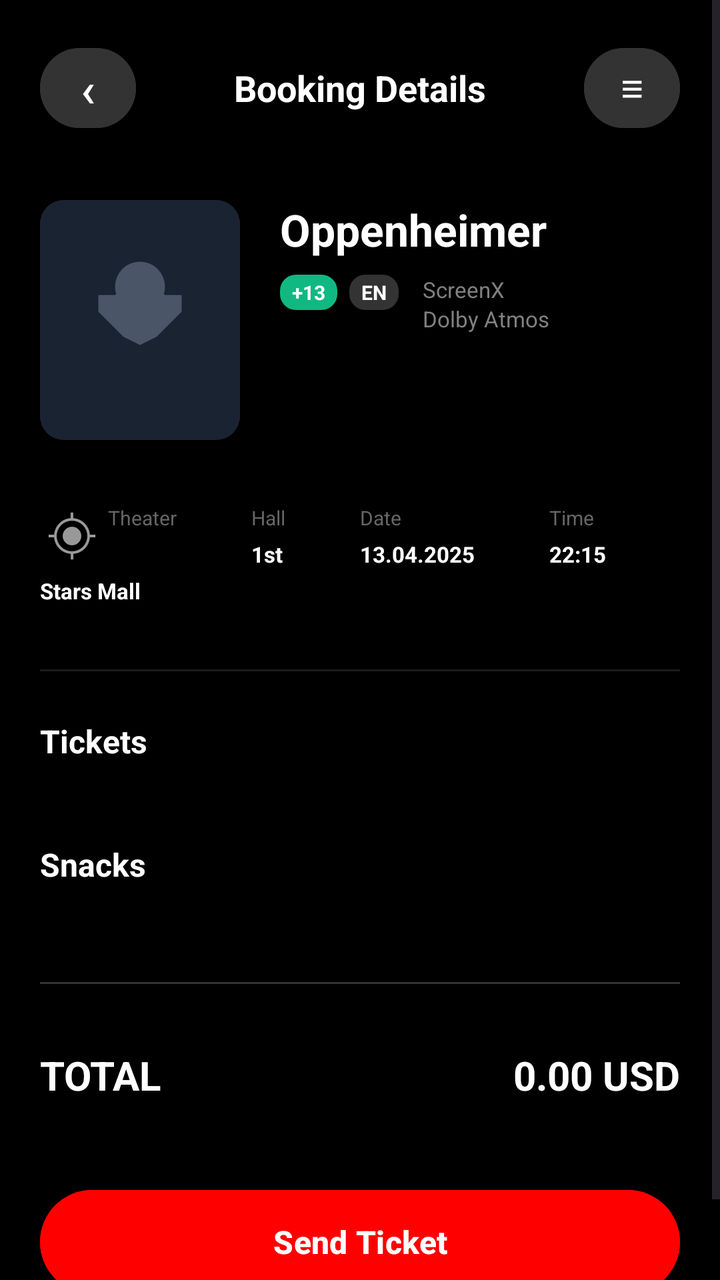
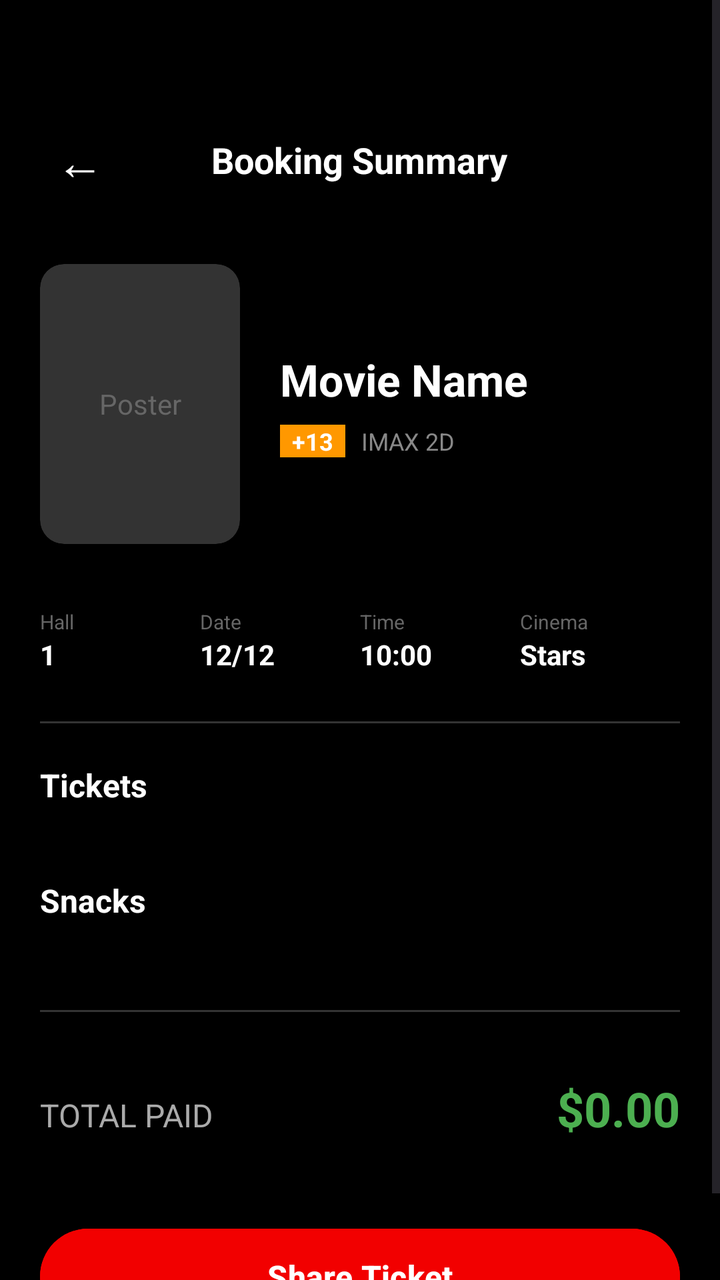

An Android layout rendered at two revisions. The XML below is the earlier revision; the diff shows what the commit changed to produce the second picture.
<!-- AndroidManifest.xml: activity theme Theme.CineFAST -->
<!-- res/layout/activity_ticket_summary.xml -->
<?xml version="1.0" encoding="utf-8"?>
<ScrollView xmlns:android="http://schemas.android.com/apk/res/android"
    xmlns:app="http://schemas.android.com/apk/res-auto"
    android:layout_width="match_parent"
    android:layout_height="match_parent"
    android:background="#000000"
    android:fillViewport="true">

    <LinearLayout
        android:layout_width="match_parent"
        android:layout_height="wrap_content"
        android:orientation="vertical"
        android:padding="20dp">

        
        <RelativeLayout
            android:layout_width="match_parent"
            android:layout_height="wrap_content"
            android:layout_marginBottom="32dp">

            <Button
                android:id="@+id/btnSummaryBack"
                android:layout_width="48dp"
                android:layout_height="48dp"
                android:backgroundTint="#333333"
                android:text="‹"
                android:textColor="#FFFFFF"
                android:textSize="24sp"
                app:cornerRadius="24dp"
                android:padding="0dp"
                android:gravity="center" />

            <TextView
                android:layout_width="wrap_content"
                android:layout_height="wrap_content"
                android:layout_centerInParent="true"
                android:text="Booking Details"
                android:textColor="#FFFFFF"
                android:textSize="18sp"
                android:textStyle="bold" />

            <Button
                android:layout_width="48dp"
                android:layout_height="48dp"
                android:layout_alignParentEnd="true"
                android:backgroundTint="#333333"
                android:text="≡"
                android:textColor="#FFFFFF"
                android:textSize="20sp"
                app:cornerRadius="24dp"
                android:padding="0dp" />
        </RelativeLayout>

        
        <LinearLayout
            android:layout_width="match_parent"
            android:layout_height="wrap_content"
            android:orientation="horizontal"
            android:layout_marginBottom="32dp">

            <androidx.cardview.widget.CardView
                android:layout_width="100dp"
                android:layout_height="120dp"
                app:cardCornerRadius="12dp"
                app:cardBackgroundColor="#2b334a"
                app:cardElevation="0dp">
                <ImageView
                    android:id="@+id/imgFinalPoster"
                    android:layout_width="match_parent"
                    android:layout_height="match_parent"
                    android:scaleType="centerCrop"
                    android:src="@drawable/poster_dark_knight" />
            </androidx.cardview.widget.CardView>

            <LinearLayout
                android:layout_width="wrap_content"
                android:layout_height="wrap_content"
                android:orientation="vertical"
                android:layout_marginStart="20dp">

                <TextView
                    android:id="@+id/tvFinalMovieName"
                    android:layout_width="wrap_content"
                    android:layout_height="wrap_content"
                    android:text="Oppenheimer"
                    android:textColor="#FFFFFF"
                    android:textSize="22sp"
                    android:textStyle="bold" />

                <LinearLayout
                    android:layout_width="wrap_content"
                    android:layout_height="wrap_content"
                    android:orientation="horizontal"
                    android:layout_marginTop="8dp">

                    <TextView
                        android:layout_width="wrap_content"
                        android:layout_height="wrap_content"
                        android:backgroundTint="#10b981"
                        android:background="@drawable/snack_minus_bg"
                        android:paddingHorizontal="6dp"
                        android:paddingVertical="2dp"
                        android:text="+13"
                        android:textColor="#FFFFFF"
                        android:textSize="10sp"
                        android:textStyle="bold"
                        android:layout_marginEnd="6dp" />

                    <TextView
                        android:layout_width="wrap_content"
                        android:layout_height="wrap_content"
                        android:backgroundTint="#333333"
                        android:background="@drawable/snack_minus_bg"
                        android:paddingHorizontal="6dp"
                        android:paddingVertical="2dp"
                        android:text="EN"
                        android:textColor="#FFFFFF"
                        android:textSize="10sp"
                        android:textStyle="bold"
                        android:layout_marginEnd="12dp" />

                    <LinearLayout
                        android:layout_width="wrap_content"
                        android:layout_height="wrap_content"
                        android:orientation="vertical">
                        <TextView
                            android:layout_width="wrap_content"
                            android:layout_height="wrap_content"
                            android:text="ScreenX"
                            android:textColor="#808080"
                            android:textSize="11sp" />
                        <TextView
                            android:layout_width="wrap_content"
                            android:layout_height="wrap_content"
                            android:text="Dolby Atmos"
                            android:textColor="#808080"
                            android:textSize="11sp" />
                    </LinearLayout>
                </LinearLayout>

            </LinearLayout>
        </LinearLayout>

        
        <GridLayout
            android:layout_width="match_parent"
            android:layout_height="wrap_content"
            android:columnCount="4"
            android:layout_marginBottom="32dp">

            <LinearLayout android:orientation="vertical" android:layout_columnWeight="1">
                <TextView android:text="Theater" android:textColor="#666666" android:textSize="10sp" android:layout_width="wrap_content" android:layout_height="wrap_content" android:drawableStart="@android:drawable/ic_menu_mylocation" android:drawablePadding="2dp" />
                <TextView android:text="Stars Mall" android:textColor="#FFFFFF" android:textSize="11sp" android:textStyle="bold" android:layout_width="wrap_content" android:layout_height="wrap_content" android:layout_marginTop="4dp" />
            </LinearLayout>

            <LinearLayout android:orientation="vertical" android:layout_columnWeight="1">
                <TextView android:text="Hall" android:textColor="#666666" android:textSize="10sp" android:layout_width="wrap_content" android:layout_height="wrap_content" />
                <TextView android:text="1st" android:textColor="#FFFFFF" android:textSize="11sp" android:textStyle="bold" android:layout_width="wrap_content" android:layout_height="wrap_content" android:layout_marginTop="4dp" />
            </LinearLayout>

            <LinearLayout android:orientation="vertical" android:layout_columnWeight="1">
                <TextView android:text="Date" android:textColor="#666666" android:textSize="10sp" android:layout_width="wrap_content" android:layout_height="wrap_content" />
                <TextView android:text="13.04.2025" android:textColor="#FFFFFF" android:textSize="11sp" android:textStyle="bold" android:layout_width="wrap_content" android:layout_height="wrap_content" android:layout_marginTop="4dp" />
            </LinearLayout>

            <LinearLayout android:orientation="vertical" android:layout_columnWeight="1">
                <TextView android:text="Time" android:textColor="#666666" android:textSize="10sp" android:layout_width="wrap_content" android:layout_height="wrap_content" />
                <TextView android:text="22:15" android:textColor="#FFFFFF" android:textSize="11sp" android:textStyle="bold" android:layout_width="wrap_content" android:layout_height="wrap_content" android:layout_marginTop="4dp" />
            </LinearLayout>
        </GridLayout>

        <View
            android:layout_width="match_parent"
            android:layout_height="1dp"
            android:background="#1A1A1A"
            android:layout_marginBottom="24dp" />

        
        <TextView
            android:layout_width="wrap_content"
            android:layout_height="wrap_content"
            android:text="Tickets"
            android:textColor="#FFFFFF"
            android:textSize="16sp"
            android:textStyle="bold"
            android:layout_marginBottom="16dp" />

        <LinearLayout
            android:id="@+id/llTicketsContainer"
            android:layout_width="match_parent"
            android:layout_height="wrap_content"
            android:orientation="vertical"
            android:layout_marginBottom="24dp" />

        
        <TextView
            android:layout_width="wrap_content"
            android:layout_height="wrap_content"
            android:text="Snacks"
            android:textColor="#FFFFFF"
            android:textSize="16sp"
            android:textStyle="bold"
            android:layout_marginBottom="16dp" />

        <LinearLayout
            android:id="@+id/llSnacksContainer"
            android:layout_width="match_parent"
            android:layout_height="wrap_content"
            android:orientation="vertical"
            android:layout_marginBottom="32dp" />

        <View
            android:layout_width="match_parent"
            android:layout_height="1dp"
            android:background="#333333"
            android:layout_marginBottom="32dp" />

        
        <LinearLayout
            android:layout_width="match_parent"
            android:layout_height="wrap_content"
            android:orientation="horizontal">
            <TextView
                android:layout_width="0dp"
                android:layout_height="wrap_content"
                android:layout_weight="1"
                android:text="TOTAL"
                android:textColor="#FFFFFF"
                android:textSize="20sp"
                android:textStyle="bold" />
            <TextView
                android:id="@+id/tvFinalTotalPrice"
                android:layout_width="wrap_content"
                android:layout_height="wrap_content"
                android:text="0.00 USD"
                android:textColor="#FFFFFF"
                android:textSize="20sp"
                android:textStyle="bold" />
        </LinearLayout>

        <View
            android:layout_width="match_parent"
            android:layout_height="0dp"
            android:layout_weight="1"
            android:minHeight="40dp" />

        
        <Button
            android:id="@+id/btnSendTicket"
            android:layout_width="match_parent"
            android:layout_height="60dp"
            android:backgroundTint="#FF0000"
            android:text="Send Ticket"
            android:textColor="#FFFFFF"
            android:textStyle="bold"
            android:textSize="16sp"
            app:cornerRadius="30dp"
            android:textAllCaps="false"
            android:layout_marginBottom="12dp" />

    </LinearLayout>
</ScrollView>
<!-- resources referenced by this layout -->
<resources>
  <!-- drawable poster_dark_knight (drawable) -->
  <vector xmlns:android="http://schemas.android.com/apk/res/android"
      android:width="120dp"
      android:height="180dp"
      android:viewportWidth="120"
      android:viewportHeight="180">
      
      
      <path
          android:fillColor="#1a2332"
          android:pathData="M0,0 L120,0 L120,180 L0,180 Z"/>
      
      
      <path
          android:fillColor="#4a5568"
          android:pathData="M60,60 L45,75 L35,75 L35,85 L45,95 L50,100 L60,105 L70,100 L75,95 L85,85 L85,75 L75,75 Z"/>
      
      <path
          android:fillColor="#4a5568"
          android:pathData="M60,70 m-15,0 a15,15 0,1,0 30,0 a15,15 0,1,0 -30,0"/>
  </vector>
  <!-- drawable snack_minus_bg (drawable) -->
  <?xml version="1.0" encoding="utf-8"?>
  <shape xmlns:android="http://schemas.android.com/apk/res/android">
      <solid android:color="#3e4a6d" />
      <corners android:radius="8dp" />
  </shape>
  <style name="Theme.CineFAST" parent="Base.Theme.CineFAST" />
  <style name="Base.Theme.CineFAST" parent="Theme.Material3.DayNight.NoActionBar">
          
          
      </style>
</resources>

<!-- the commit's change to res/layout/activity_ticket_summary.xml (unified diff, before → after) -->
@@ -12,46 +12,33 @@
         android:orientation="vertical"
         android:padding="20dp">
 
-        
         <RelativeLayout
+            android:layout_marginTop="40dp"
             android:layout_width="match_parent"
             android:layout_height="wrap_content"
             android:layout_marginBottom="32dp">
 
             <Button
                 android:id="@+id/btnSummaryBack"
-                android:layout_width="48dp"
-                android:layout_height="48dp"
-                android:backgroundTint="#333333"
-                android:text="‹"
+                android:layout_width="40dp"
+                android:layout_height="40dp"
+                android:background="@android:color/transparent"
+                android:text="←"
                 android:textColor="#FFFFFF"
                 android:textSize="24sp"
-                app:cornerRadius="24dp"
                 android:padding="0dp"
-                android:gravity="center" />
+                android:layout_centerVertical="true" />
 
             <TextView
                 android:layout_width="wrap_content"
                 android:layout_height="wrap_content"
                 android:layout_centerInParent="true"
-                android:text="Booking Details"
+                android:text="Booking Summary"
                 android:textColor="#FFFFFF"
                 android:textSize="18sp"
                 android:textStyle="bold" />
-
-            <Button
-                android:layout_width="48dp"
-                android:layout_height="48dp"
-                android:layout_alignParentEnd="true"
-                android:backgroundTint="#333333"
-                android:text="≡"
-                android:textColor="#FFFFFF"
-                android:textSize="20sp"
-                app:cornerRadius="24dp"
-                android:padding="0dp" />
         </RelativeLayout>
 
-        
         <LinearLayout
             android:layout_width="match_parent"
             android:layout_height="wrap_content"
@@ -60,29 +47,29 @@
 
             <androidx.cardview.widget.CardView
                 android:layout_width="100dp"
-                android:layout_height="120dp"
+                android:layout_height="140dp"
                 app:cardCornerRadius="12dp"
-                app:cardBackgroundColor="#2b334a"
-                app:cardElevation="0dp">
-                <ImageView
-                    android:id="@+id/imgFinalPoster"
+                app:cardBackgroundColor="#333333">
+                <TextView
                     android:layout_width="match_parent"
                     android:layout_height="match_parent"
-                    android:scaleType="centerCrop"
-                    android:src="@drawable/poster_dark_knight" />
+                    android:gravity="center"
+                    android:text="Poster"
+                    android:textColor="#666666"/>
             </androidx.cardview.widget.CardView>
 
             <LinearLayout
-                android:layout_width="wrap_content"
+                android:layout_width="match_parent"
                 android:layout_height="wrap_content"
                 android:orientation="vertical"
-                android:layout_marginStart="20dp">
+                android:layout_marginStart="20dp"
+                android:layout_gravity="center_vertical">
 
                 <TextView
                     android:id="@+id/tvFinalMovieName"
                     android:layout_width="wrap_content"
                     android:layout_height="wrap_content"
-                    android:text="Oppenheimer"
+                    android:text="Movie Name"
                     android:textColor="#FFFFFF"
                     android:textSize="22sp"
                     android:textStyle="bold" />
@@ -94,88 +81,61 @@
                     android:layout_marginTop="8dp">
 
                     <TextView
+                        android:id="@+id/tvage"
                         android:layout_width="wrap_content"
                         android:layout_height="wrap_content"
-                        android:backgroundTint="#10b981"
-                        android:background="@drawable/snack_minus_bg"
+                        android:background="#FF9800"
                         android:paddingHorizontal="6dp"
-                        android:paddingVertical="2dp"
                         android:text="+13"
                         android:textColor="#FFFFFF"
-                        android:textSize="10sp"
+                        android:textSize="12sp"
                         android:textStyle="bold"
-                        android:layout_marginEnd="6dp" />
+                        android:layout_marginEnd="8dp" />
 
                     <TextView
                         android:layout_width="wrap_content"
                         android:layout_height="wrap_content"
-                        android:backgroundTint="#333333"
-                        android:background="@drawable/snack_minus_bg"
-                        android:paddingHorizontal="6dp"
-                        android:paddingVertical="2dp"
-                        android:text="EN"
-                        android:textColor="#FFFFFF"
-                        android:textSize="10sp"
-                        android:textStyle="bold"
-                        android:layout_marginEnd="12dp" />
-
-                    <LinearLayout
-                        android:layout_width="wrap_content"
-                        android:layout_height="wrap_content"
-                        android:orientation="vertical">
-                        <TextView
-                            android:layout_width="wrap_content"
-                            android:layout_height="wrap_content"
-                            android:text="ScreenX"
-                            android:textColor="#808080"
-                            android:textSize="11sp" />
-                        <TextView
-                            android:layout_width="wrap_content"
-                            android:layout_height="wrap_content"
-                            android:text="Dolby Atmos"
-                            android:textColor="#808080"
-                            android:textSize="11sp" />
-                    </LinearLayout>
+                        android:text="IMAX 2D"
+                        android:textColor="#888888"
+                        android:textSize="12sp" />
                 </LinearLayout>
-
             </LinearLayout>
         </LinearLayout>
 
-        
-        <GridLayout
-            android:layout_width="match_parent"
-            android:layout_height="wrap_content"
-            android:columnCount="4"
-            android:layout_marginBottom="32dp">
-
-            <LinearLayout android:orientation="vertical" android:layout_columnWeight="1">
-                <TextView android:text="Theater" android:textColor="#666666" android:textSize="10sp" android:layout_width="wrap_content" android:layout_height="wrap_content" android:drawableStart="@android:drawable/ic_menu_mylocation" android:drawablePadding="2dp" />
-                <TextView android:text="Stars Mall" android:textColor="#FFFFFF" android:textSize="11sp" android:textStyle="bold" android:layout_width="wrap_content" android:layout_height="wrap_content" android:layout_marginTop="4dp" />
-            </LinearLayout>
-
-            <LinearLayout android:orientation="vertical" android:layout_columnWeight="1">
-                <TextView android:text="Hall" android:textColor="#666666" android:textSize="10sp" android:layout_width="wrap_content" android:layout_height="wrap_content" />
-                <TextView android:text="1st" android:textColor="#FFFFFF" android:textSize="11sp" android:textStyle="bold" android:layout_width="wrap_content" android:layout_height="wrap_content" android:layout_marginTop="4dp" />
-            </LinearLayout>
-
-            <LinearLayout android:orientation="vertical" android:layout_columnWeight="1">
-                <TextView android:text="Date" android:textColor="#666666" android:textSize="10sp" android:layout_width="wrap_content" android:layout_height="wrap_content" />
-                <TextView android:text="13.04.2025" android:textColor="#FFFFFF" android:textSize="11sp" android:textStyle="bold" android:layout_width="wrap_content" android:layout_height="wrap_content" android:layout_marginTop="4dp" />
-            </LinearLayout>
-
-            <LinearLayout android:orientation="vertical" android:layout_columnWeight="1">
-                <TextView android:text="Time" android:textColor="#666666" android:textSize="10sp" android:layout_width="wrap_content" android:layout_height="wrap_content" />
-                <TextView android:text="22:15" android:textColor="#FFFFFF" android:textSize="11sp" android:textStyle="bold" android:layout_width="wrap_content" android:layout_height="wrap_content" android:layout_marginTop="4dp" />
-            </LinearLayout>
-        </GridLayout>
+        <LinearLayout
+            android:layout_width="match_parent"
+            android:layout_height="wrap_content"
+            android:orientation="horizontal"
+            android:weightSum="4"
+            android:layout_marginBottom="24dp">
+
+            <LinearLayout android:layout_height="wrap_content" android:orientation="vertical" android:layout_width="0dp" android:layout_weight="1">
+                <TextView android:layout_width="wrap_content" android:layout_height="wrap_content" android:text="Hall" android:textColor="#666666" android:textSize="10sp"/>
+                <TextView android:layout_width="wrap_content" android:layout_height="wrap_content" android:id="@+id/tvhallNumber" android:text="1" android:textColor="#FFFFFF" android:textStyle="bold"/>
+            </LinearLayout>
+
+            <LinearLayout android:layout_height="wrap_content" android:orientation="vertical" android:layout_width="0dp" android:layout_weight="1">
+                <TextView android:layout_height="wrap_content" android:layout_width="wrap_content" android:text="Date" android:textColor="#666666" android:textSize="10sp"/>
+                <TextView android:layout_height="wrap_content" android:layout_width="wrap_content" android:id="@+id/tvdate" android:text="12/12" android:textColor="#FFFFFF" android:textStyle="bold"/>
+            </LinearLayout>
+
+            <LinearLayout android:layout_height="wrap_content" android:orientation="vertical" android:layout_width="0dp" android:layout_weight="1">
+                <TextView android:layout_height="wrap_content" android:layout_width="wrap_content" android:text="Time" android:textColor="#666666" android:textSize="10sp"/>
+                <TextView android:layout_height="wrap_content" android:layout_width="wrap_content" android:id="@+id/tvtime" android:text="10:00" android:textColor="#FFFFFF" android:textStyle="bold"/>
+            </LinearLayout>
+
+            <LinearLayout android:layout_height="wrap_content" android:orientation="vertical" android:layout_width="0dp" android:layout_weight="1">
+                <TextView android:layout_height="wrap_content" android:layout_width="wrap_content" android:text="Cinema" android:textColor="#666666" android:textSize="10sp"/>
+                <TextView android:layout_height="wrap_content" android:layout_width="wrap_content" android:text="Stars" android:textColor="#FFFFFF" android:textStyle="bold"/>
+            </LinearLayout>
+        </LinearLayout>
 
         <View
             android:layout_width="match_parent"
             android:layout_height="1dp"
-            android:background="#1A1A1A"
-            android:layout_marginBottom="24dp" />
-
-        
+            android:background="#333333"
+            android:layout_marginBottom="20dp" />
+
         <TextView
             android:layout_width="wrap_content"
             android:layout_height="wrap_content"
@@ -183,7 +143,7 @@
             android:textColor="#FFFFFF"
             android:textSize="16sp"
             android:textStyle="bold"
-            android:layout_marginBottom="16dp" />
+            android:layout_marginBottom="12dp" />
 
         <LinearLayout
             android:id="@+id/llTicketsContainer"
@@ -192,7 +152,6 @@
             android:orientation="vertical"
             android:layout_marginBottom="24dp" />
 
-        
         <TextView
             android:layout_width="wrap_content"
             android:layout_height="wrap_content"
@@ -200,7 +159,7 @@
             android:textColor="#FFFFFF"
             android:textSize="16sp"
             android:textStyle="bold"
-            android:layout_marginBottom="16dp" />
+            android:layout_marginBottom="12dp" />
 
         <LinearLayout
             android:id="@+id/llSnacksContainer"
@@ -215,48 +174,40 @@
             android:background="#333333"
             android:layout_marginBottom="32dp" />
 
-        
-        <LinearLayout
-            android:layout_width="match_parent"
-            android:layout_height="wrap_content"
-            android:orientation="horizontal">
+        <LinearLayout
+            android:layout_width="match_parent"
+            android:layout_height="wrap_content"
+            android:orientation="horizontal"
+            android:layout_marginBottom="40dp">
+
             <TextView
                 android:layout_width="0dp"
                 android:layout_height="wrap_content"
                 android:layout_weight="1"
-                android:text="TOTAL"
-                android:textColor="#FFFFFF"
-                android:textSize="20sp"
-                android:textStyle="bold" />
+                android:text="TOTAL PAID"
+                android:textColor="#AAAAAA"
+                android:textSize="16sp" />
+
             <TextView
                 android:id="@+id/tvFinalTotalPrice"
                 android:layout_width="wrap_content"
                 android:layout_height="wrap_content"
-                android:text="0.00 USD"
-                android:textColor="#FFFFFF"
-                android:textSize="20sp"
+                android:text="$0.00"
+                android:textColor="#4CAF50"
+                android:textSize="24sp"
                 android:textStyle="bold" />
         </LinearLayout>
 
-        <View
-            android:layout_width="match_parent"
-            android:layout_height="0dp"
-            android:layout_weight="1"
-            android:minHeight="40dp" />
-
-        
         <Button
+
             android:id="@+id/btnSendTicket"
             android:layout_width="match_parent"
-            android:layout_height="60dp"
-            android:backgroundTint="#FF0000"
-            android:text="Send Ticket"
+            android:layout_height="56dp"
+            android:backgroundTint="#f20000"
+            android:text="Share Ticket"
             android:textColor="#FFFFFF"
             android:textStyle="bold"
-            android:textSize="16sp"
-            app:cornerRadius="30dp"
-            android:textAllCaps="false"
-            android:layout_marginBottom="12dp" />
+            android:textSize="16sp" />
 
     </LinearLayout>
 </ScrollView>
<!-- resource entries referenced after the edit -->
@@ -1,32 +1,5 @@
 <!-- resources referenced by this layout -->
 <resources>
-  <!-- drawable poster_dark_knight (drawable) -->
-  <vector xmlns:android="http://schemas.android.com/apk/res/android"
-      android:width="120dp"
-      android:height="180dp"
-      android:viewportWidth="120"
-      android:viewportHeight="180">
-      
-      
-      <path
-          android:fillColor="#1a2332"
-          android:pathData="M0,0 L120,0 L120,180 L0,180 Z"/>
-      
-      
-      <path
-          android:fillColor="#4a5568"
-          android:pathData="M60,60 L45,75 L35,75 L35,85 L45,95 L50,100 L60,105 L70,100 L75,95 L85,85 L85,75 L75,75 Z"/>
-      
-      <path
-          android:fillColor="#4a5568"
-          android:pathData="M60,70 m-15,0 a15,15 0,1,0 30,0 a15,15 0,1,0 -30,0"/>
-  </vector>
-  <!-- drawable snack_minus_bg (drawable) -->
-  <?xml version="1.0" encoding="utf-8"?>
-  <shape xmlns:android="http://schemas.android.com/apk/res/android">
-      <solid android:color="#3e4a6d" />
-      <corners android:radius="8dp" />
-  </shape>
   <style name="Theme.CineFAST" parent="Base.Theme.CineFAST" />
   <style name="Base.Theme.CineFAST" parent="Theme.Material3.DayNight.NoActionBar">
           
